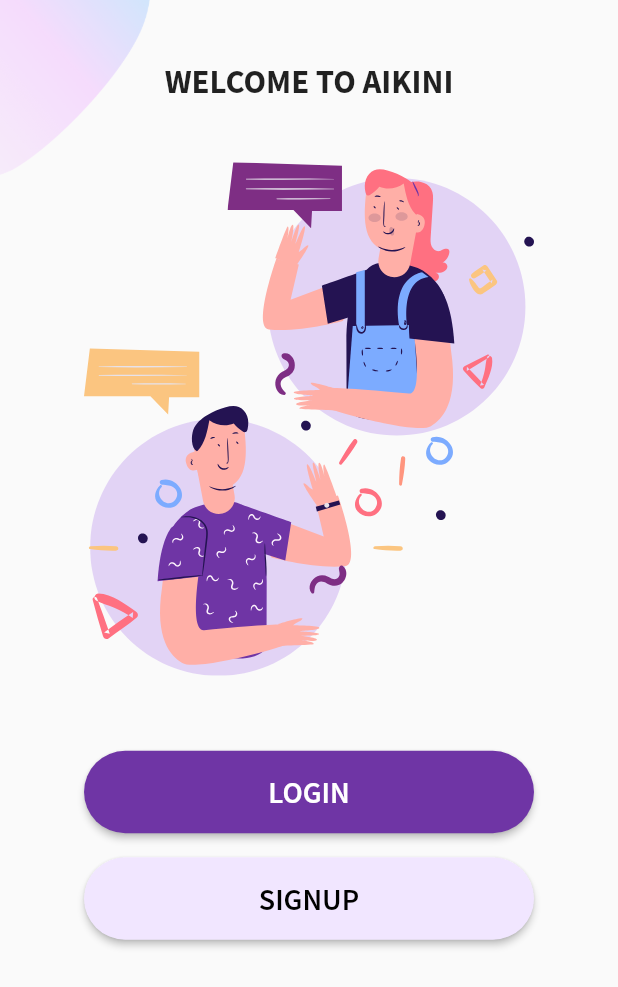
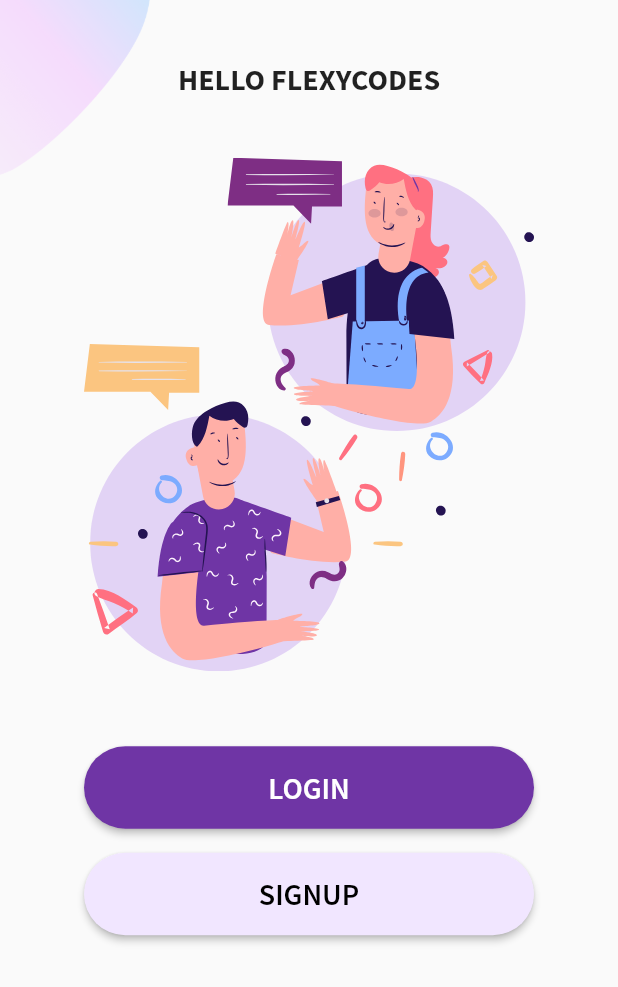
Before and after one commit to unesxavi/Welcome-Login-Signup-Page-Flutter, a Flutter app: the screen it shows after launch, on a phone screen of 412 x 824 dp. Shown: the top 987 px of the screen. Run offline on Flutter 3.47's test engine with Material 2 defaults, Android fonts, the phone set to English and light mode, and no system bars; our stand-ins replace flutter_svg.

Commit message:
Page Welcome V5

```diff
--- a/lib/pages/welcome.dart
+++ b/lib/pages/welcome.dart
@@ -38,10 +38,10 @@ class Welcome extends StatelessWidget {
                   children: [
                     const SizedBox(height: 40),
                     Text(
-                      'Welcome to Aikini'.toUpperCase(),
+                      'Hello FlexyCodes'.toUpperCase(),
                       style: const TextStyle(
                         fontFamily: 'SourceSansPro',
-                        fontSize: 22,
+                        fontSize: 20,
                         fontWeight: FontWeight.bold,
                       ),
                     ),
```
Also changed, not shown: UI.png (deleted), login.png (added), preview.gif (deleted), signup.png (added), welcome.png (added), 1 other file.
